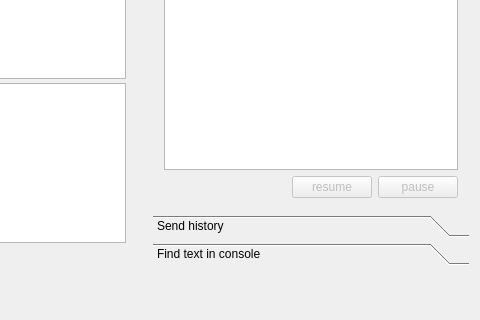
Above: ScriptCommunicator/mainwindow.ui from szieke/ScriptCommunicator_serial-terminal before the change; both pictures show x 703 to 1183 and y 422 to 742 of the 1183 by 742 pixel window. Below: the same form after it.
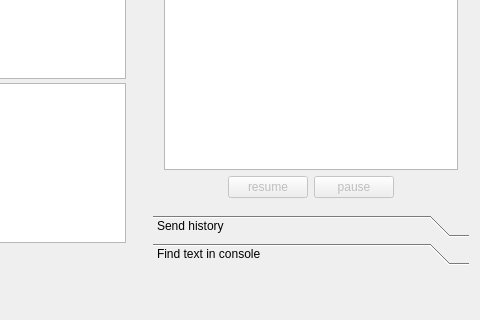
That is the form after the change. The open tabs and pages were chosen to show the change. Icons and pictures are not drawn. Custom widgets are drawn as their Qt base class.

Commit message: the arrangement of the mainwindow script buttons changed

```diff
--- a/ScriptCommunicator/mainwindow.ui
+++ b/ScriptCommunicator/mainwindow.ui
@@ -1048,7 +1048,7 @@
          <rect>
           <x>0</x>
           <y>0</y>
-          <width>239</width>
+          <width>243</width>
           <height>513</height>
          </rect>
         </property>
@@ -1097,6 +1097,19 @@
              </property>
             </widget>
            </item>
+           <item>
+            <spacer name="horizontalSpacer_6">
+             <property name="orientation">
+              <enum>Qt::Horizontal</enum>
+             </property>
+             <property name="sizeHint" stdset="0">
+              <size>
+               <width>40</width>
+               <height>20</height>
+              </size>
+             </property>
+            </spacer>
+           </item>
           </layout>
          </item>
          <item>
```
Left out of the diff: 12 changed lines with no effect on the pictures.
